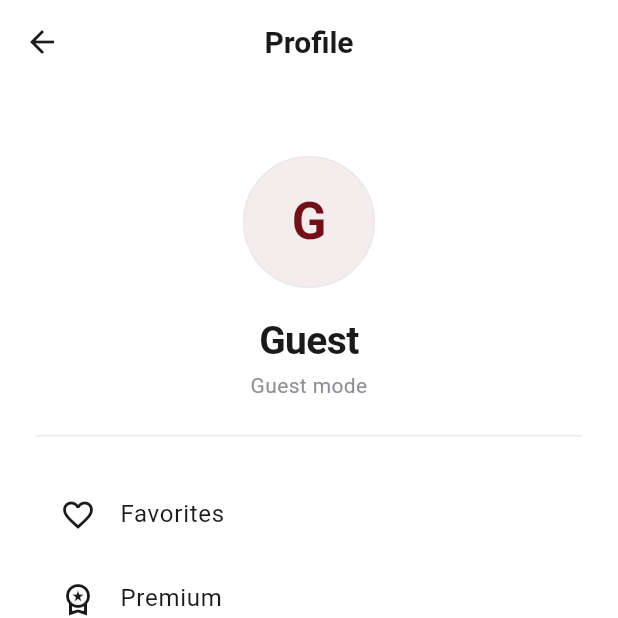
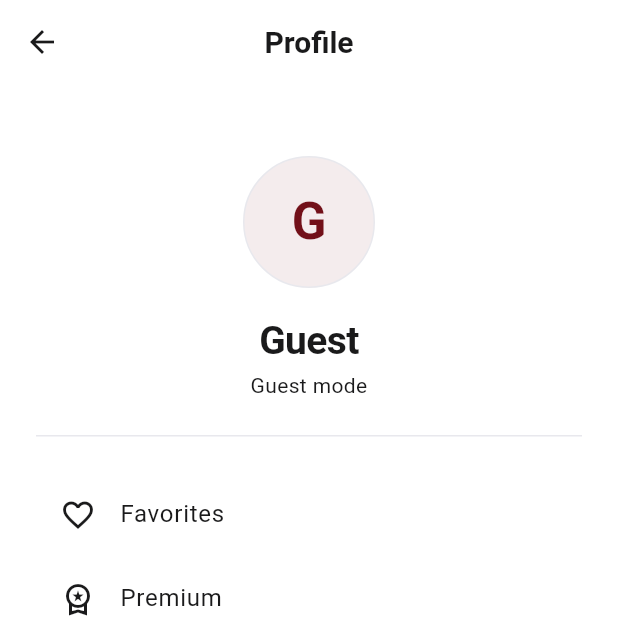
Before and after one commit to slayqueearikma-beep/margem, a Flutter app: the LoginScreen screen opened by its route, after a tap on "Continue as guest", after a tap on the "person outline" icon, on a phone screen of 412 x 824 dp, the top half of it. Run offline on Flutter 3.47's test engine with Material 3 defaults, Android fonts, the phone set to English and light mode, and no system bars; our stand-ins replace cached_network_image, flutter_rating_bar, flutter_riverpod, flutter_secure_storage, geolocator, go_router and 4 more; accounts and stored records are empty; network calls fail.

Commit message:
Fix dark mode in buyer profile flow and skip splash for returning users
Use theme-aware surface colors on the buyer home header, profile screen,
guest banner, map card, and seller dashboard menu so sellers browsing as
customers keep dark mode. Skip the branded splash delay when a session or
completed onboarding already exists.

Co-authored-by: slayqueearikma-beep <slayqueearikma-beep@users.noreply.github.com>

```diff
--- a/souq-local/mobile/lib/core/theme/app_colors.dart
+++ b/souq-local/mobile/lib/core/theme/app_colors.dart
@@ -38,4 +38,25 @@ class AppColors {
   static const illustrationOrange = Color(0xFFFF8A50);
   static const illustrationGreen = Color(0xFF6BCB77);
   static const illustrationBlue = Color(0xFF4D96FF);
+
+  static bool isDark(BuildContext context) =>
+      Theme.of(context).brightness == Brightness.dark;
+
+  static Color cardSurface(BuildContext context) =>
+      isDark(context) ? darkCard : surfaceLight;
+
+  static Color mutedSurface(BuildContext context) =>
+      isDark(context) ? darkCard : surfaceMuted;
+
+  static Color selectedSurface(BuildContext context) =>
+      isDark(context) ? darkCard : cardSelected;
+
+  static Color onSurfaceVariant(BuildContext context) =>
+      Theme.of(context).colorScheme.onSurfaceVariant;
+
+  static Color outline(BuildContext context) =>
+      isDark(context) ? darkBorder : border;
+
+  static Color splashBackgroundFor(BuildContext context) =>
+      isDark(context) ? darkBackground : splashBackground;
 }
--- a/souq-local/mobile/lib/core/widgets/content_widgets.dart
+++ b/souq-local/mobile/lib/core/widgets/content_widgets.dart
@@ -478,6 +478,7 @@ class DashboardMenuTile extends StatelessWidget {
 
   @override
   Widget build(BuildContext context) {
+    final subtitleColor = AppColors.onSurfaceVariant(context);
     return Card(
       margin: const EdgeInsets.only(bottom: AppSpacing.sm),
       child: ListTile(
@@ -499,7 +500,10 @@ class DashboardMenuTile extends StatelessWidget {
                 title,
                 maxLines: 2,
                 overflow: TextOverflow.ellipsis,
-                style: const TextStyle(fontWeight: FontWeight.w600),
+                style: TextStyle(
+                  fontWeight: FontWeight.w600,
+                  color: Theme.of(context).colorScheme.onSurface,
+                ),
               ),
             ),
             if (comingSoon) ...[
@@ -521,7 +525,7 @@ class DashboardMenuTile extends StatelessWidget {
           subtitle,
           maxLines: 3,
           overflow: TextOverflow.ellipsis,
-          style: const TextStyle(fontSize: 13, height: 1.25),
+          style: TextStyle(fontSize: 13, height: 1.25, color: subtitleColor),
         ),
         trailing: badge != null
             ? CircleAvatar(
--- a/souq-local/mobile/lib/features/buyer/buyer_home_screen.dart
+++ b/souq-local/mobile/lib/features/buyer/buyer_home_screen.dart
@@ -492,7 +492,7 @@ class _HomeTopBar extends StatelessWidget {
                 maxLines: 1,
                 overflow: TextOverflow.ellipsis,
                 style: Theme.of(context).textTheme.bodySmall?.copyWith(
-                      color: AppColors.textSecondary,
+                      color: AppColors.onSurfaceVariant(context),
                     ),
               ),
               if (onCityTap == null)
@@ -544,7 +544,9 @@ class _HomeTopBar extends StatelessWidget {
           customBorder: const CircleBorder(),
           child: CircleAvatar(
             radius: 16,
-            backgroundColor: AppColors.primary.withValues(alpha: 0.12),
+            backgroundColor: AppColors.isDark(context)
+                ? AppColors.darkCard
+                : AppColors.primary.withValues(alpha: 0.12),
             child: Icon(
               isGuest ? Icons.person_outline_rounded : Icons.person_rounded,
               size: 18,
@@ -585,16 +587,16 @@ class _HomeSearchField extends StatelessWidget {
           ),
           child: Row(
             children: [
-              const Icon(Icons.search_rounded,
-                  color: AppColors.textSecondary, size: 22),
+              Icon(Icons.search_rounded,
+                  color: AppColors.onSurfaceVariant(context), size: 22),
               const SizedBox(width: 10),
               Expanded(
                 child: Text(
                   hint,
                   maxLines: 1,
                   overflow: TextOverflow.ellipsis,
-                  style: const TextStyle(
-                    color: AppColors.textSecondary,
+                  style: TextStyle(
+                    color: AppColors.onSurfaceVariant(context),
                     fontSize: 14,
                   ),
                 ),
@@ -623,7 +625,7 @@ class _GuestModeBanner extends StatelessWidget {
   @override
   Widget build(BuildContext context) {
     return Material(
-      color: AppColors.cardSelected,
+      color: AppColors.mutedSurface(context),
       borderRadius: BorderRadius.circular(AppSpacing.cardRadius),
       child: InkWell(
         onTap: onLogin,
@@ -641,17 +643,18 @@ class _GuestModeBanner extends StatelessWidget {
                   children: [
                     Text(
                       title,
-                      style: const TextStyle(
+                      style: TextStyle(
                         fontWeight: FontWeight.w700,
                         fontSize: 13,
+                        color: Theme.of(context).colorScheme.onSurface,
                       ),
                     ),
                     Text(
                       subtitle,
                       maxLines: 2,
                       overflow: TextOverflow.ellipsis,
-                      style: const TextStyle(
-                        color: AppColors.textSecondary,
+                      style: TextStyle(
+                        color: AppColors.onSurfaceVariant(context),
                         fontSize: 11,
                         height: 1.25,
                       ),
@@ -754,7 +757,7 @@ class _ExploreMapCard extends StatelessWidget {
   Widget build(BuildContext context) {
     final isDark = Theme.of(context).brightness == Brightness.dark;
     return Material(
-      color: isDark ? AppColors.darkCard : AppColors.cardSelected,
+      color: isDark ? AppColors.darkCard : AppColors.selectedSurface(context),
       borderRadius: BorderRadius.circular(AppSpacing.cardRadius),
       child: InkWell(
         onTap: onTap,
@@ -781,8 +784,8 @@ class _ExploreMapCard extends StatelessWidget {
                     Container(
                       width: 44,
                       height: 44,
-                      decoration: const BoxDecoration(
-                        color: Colors.white,
+                      decoration: BoxDecoration(
+                        color: isDark ? AppColors.darkSurface : Colors.white,
                         shape: BoxShape.circle,
                       ),
                       child: const Icon(
@@ -798,9 +801,10 @@ class _ExploreMapCard extends StatelessWidget {
                         children: [
                           Text(
                             title,
-                            style: const TextStyle(
+                            style: TextStyle(
                               fontWeight: FontWeight.w700,
                               fontSize: 15,
+                              color: Theme.of(context).colorScheme.onSurface,
                             ),
                           ),
                           const SizedBox(height: 2),
@@ -808,8 +812,8 @@ class _ExploreMapCard extends StatelessWidget {
                             subtitle,
                             maxLines: 2,
                             overflow: TextOverflow.ellipsis,
-                            style: const TextStyle(
-                              color: AppColors.textSecondary,
+                            style: TextStyle(
+                              color: AppColors.onSurfaceVariant(context),
                               fontSize: 12,
                             ),
                           ),
@@ -942,7 +946,7 @@ class _ProfileHeader extends StatelessWidget {
             maxLines: 1,
             overflow: TextOverflow.ellipsis,
             style: Theme.of(context).textTheme.bodyMedium?.copyWith(
-                  color: AppColors.textSecondary,
+                  color: AppColors.onSurfaceVariant(context),
                   fontWeight: FontWeight.w400,
                   height: 1.3,
                 ),
@@ -954,7 +958,7 @@ class _ProfileHeader extends StatelessWidget {
             membershipLabel!,
             textAlign: TextAlign.center,
             style: Theme.of(context).textTheme.labelMedium?.copyWith(
-                  color: AppColors.textTertiary,
+                  color: AppColors.onSurfaceVariant(context),
                   fontWeight: FontWeight.w500,
                   letterSpacing: 0.1,
                 ),
--- a/souq-local/mobile/lib/features/seller/seller_dashboard_screen.dart
+++ b/souq-local/mobile/lib/features/seller/seller_dashboard_screen.dart
@@ -76,7 +76,8 @@ class SellerDashboardScreen extends ConsumerWidget {
                                         context.push('/seller/profile'),
                                     child: CircleAvatar(
                                       radius: 22,
-                                      backgroundColor: AppColors.cardSelected,
+                                      backgroundColor:
+                                          AppColors.mutedSurface(context),
                                       child: ClipOval(
                                         child: SizedBox(
                                           width: 44,
--- a/souq-local/mobile/lib/features/splash/splash_screen.dart
+++ b/souq-local/mobile/lib/features/splash/splash_screen.dart
@@ -38,15 +38,20 @@ class _SplashScreenState extends ConsumerState<SplashScreen>
   }
 
   Future<void> _navigateNext() async {
-    await Future<void>.delayed(const Duration(milliseconds: 2200));
-    if (!mounted) return;
-
     final storage = ref.read(appStorageProvider);
     if (storage == null) {
       await ref.read(sharedPreferencesProvider.future);
       if (!mounted) return;
       return _navigateNext();
     }
+
+    final session = storage.getSession();
+    final isReturningUser =
+        session != null || storage.isOnboardingComplete;
+    if (!isReturningUser) {
+      await Future<void>.delayed(const Duration(milliseconds: 2200));
+    }
+    if (!mounted) return;
 
     await ref.read(authServiceProvider).loadStoredToken();
     var restored = await ref.read(authServiceProvider).restoreAuthSession();
@@ -60,7 +65,6 @@ class _SplashScreenState extends ConsumerState<SplashScreen>
       return;
     }
 
-    final session = storage.getSession();
     if (session != null) {
       if (session.isGuest) {
         ref.read(userSessionProvider.notifier).state = session;
@@ -118,7 +122,7 @@ class _SplashScreenState extends ConsumerState<SplashScreen>
   @override
   Widget build(BuildContext context) {
     return Scaffold(
-      backgroundColor: AppColors.splashBackground,
+      backgroundColor: AppColors.splashBackgroundFor(context),
       body: Center(
         child: FadeTransition(
           opacity: _fade,
```
